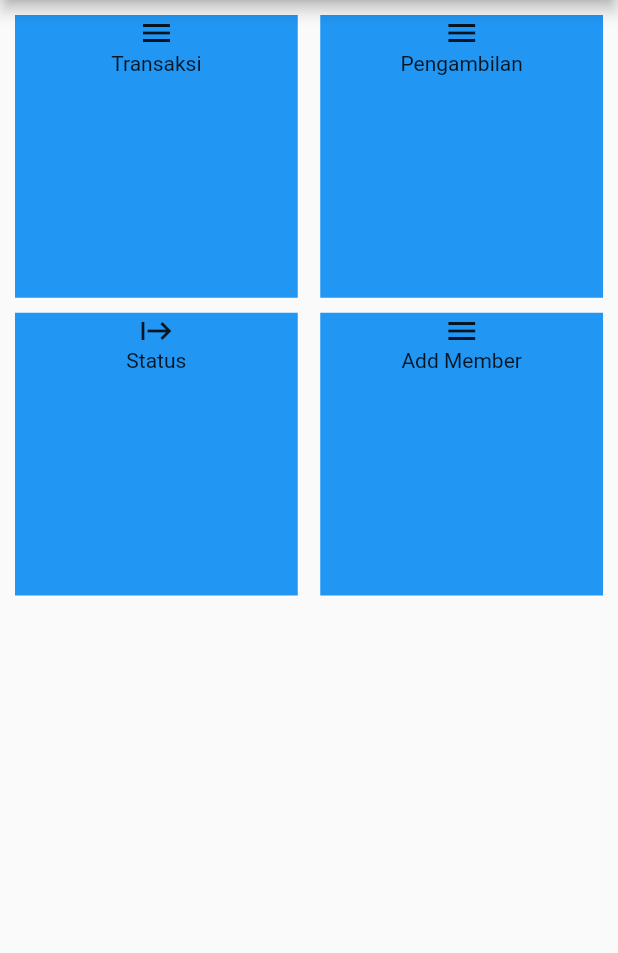
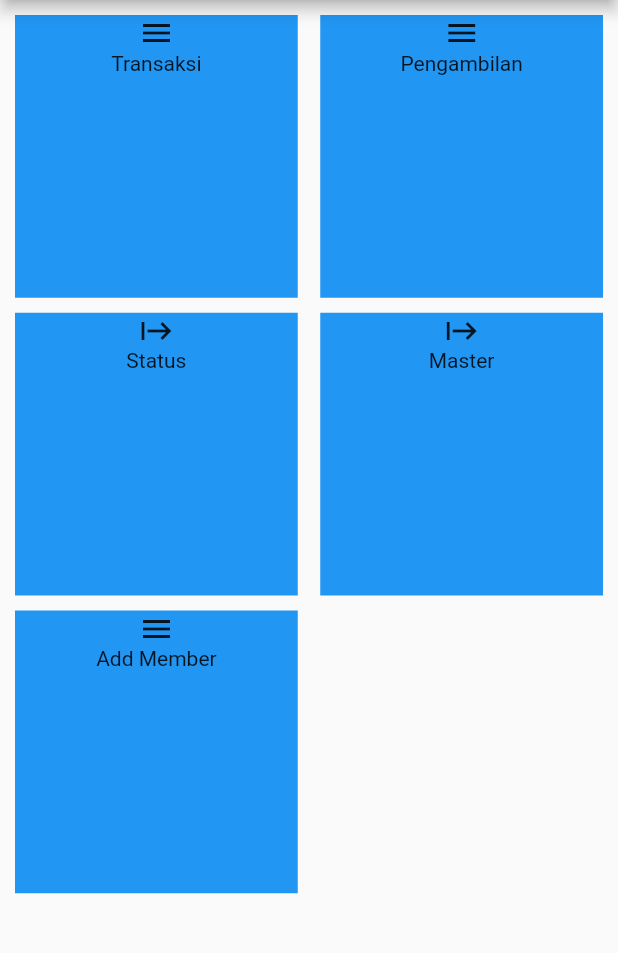
Before and after one commit to indratdev/laundry_app, a Flutter app: the LaundryApp screen opened by its route, on a phone screen of 412 x 824 dp, the part 84-1037 px from its top. Run offline on Flutter 3.47's test engine with Material 2 defaults, Android fonts, the phone set to English and light mode, and no system bars.

Commit message:
config firebase

```diff
--- a/lib/screens/laundryapp.dart
+++ b/lib/screens/laundryapp.dart
@@ -19,6 +19,11 @@
       "Status": {
         "title": "Status",
         "route": '/status',
+        "icon": Icon(Icons.start),
+      },
+      "Master": {
+        "title": "Master",
+        "route": '/mastertransaksi',
         "icon": Icon(Icons.start),
       },
       "Add Member": {
```
Also changed, not shown: pubspec.yaml (+4 -17 lines), pubspec.lock, 7 other files.
